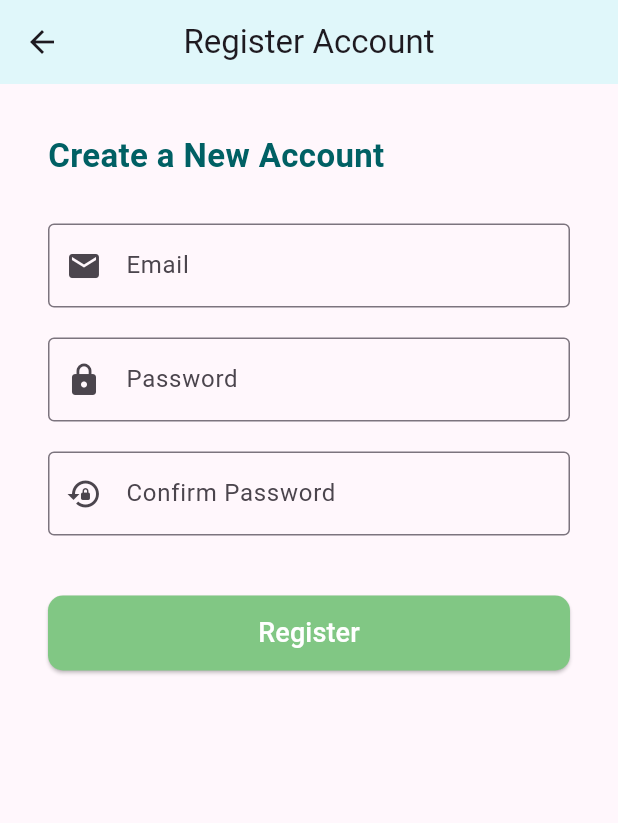
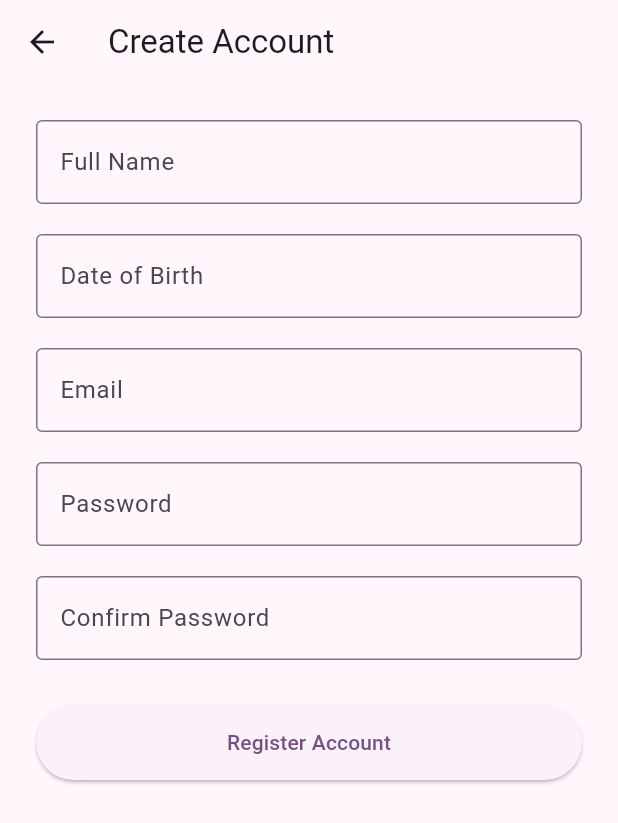
Before and after one commit to nipuni-Gurusinghe/NephroMind-Mobile-application, a Flutter app: the RegistrationScreen screen opened by its route, on a phone screen of 412 x 824 dp. Shown: the top 823 px of the screen. Run offline on Flutter 3.47's test engine with Material 3 defaults, Android fonts, the phone set to English and light mode, and no system bars; our stand-ins replace cloud_firestore, firebase_auth, firebase_core; accounts and stored records are empty.

Commit message:
Make register with DB

```diff
--- a/lib/registration_screen.dart
+++ b/lib/registration_screen.dart
@@ -1,92 +1,172 @@
 import 'package:flutter/material.dart';
+import 'package:intl/intl.dart';
+import 'package:firebase_auth/firebase_auth.dart';
+import 'package:cloud_firestore/cloud_firestore.dart';
 
-class RegistrationScreen extends StatelessWidget {
+class RegistrationScreen extends StatefulWidget {
   const RegistrationScreen({super.key});
+
+  @override
+  State<RegistrationScreen> createState() => _RegistrationScreenState();
+}
+
+class _RegistrationScreenState extends State<RegistrationScreen> {
+  final _fullNameController = TextEditingController();
+  final _emailController = TextEditingController();
+  final _passwordController = TextEditingController();
+  final _confirmPasswordController = TextEditingController();
+
+  DateTime? _selectedDate;
+  bool _loading = false;
+
+  Future<void> _selectDate(BuildContext context) async {
+    final picked = await showDatePicker(
+      context: context,
+      initialDate: DateTime(2000),
+      firstDate: DateTime(1900),
+      lastDate: DateTime.now(),
+    );
+
+    if (picked != null) {
+      setState(() => _selectedDate = picked);
+    }
+  }
+
+  /// 🔥 REGISTER AND SAVE TO FIRESTORE
+  Future<void> _handleRegistration() async {
+    final fullName = _fullNameController.text.trim();
+    final email = _emailController.text.trim();
+    final password = _passwordController.text.trim();
+    final confirmPassword = _confirmPasswordController.text.trim();
+
+    if (password != confirmPassword) {
+      ScaffoldMessenger.of(context).showSnackBar(
+        const SnackBar(content: Text("Passwords do not match!")),
+      );
+      return;
+    }
+
+    if (_selectedDate == null) {
+      ScaffoldMessenger.of(context).showSnackBar(
+        const SnackBar(content: Text("Please select your date of birth.")),
+      );
+      return;
+    }
+
+    setState(() {
+      _loading = true;
+    });
+
+    try {
+      // 1️⃣ Create user in Firebase Authentication
+      UserCredential userCredential =
+          await FirebaseAuth.instance.createUserWithEmailAndPassword(
+        email: email,
+        password: password,
+      );
+
+      String uid = userCredential.user!.uid;
+
+      // 2️⃣ Save additional data in Firestore
+      await FirebaseFirestore.instance.collection("users").doc(uid).set({
+        "fullName": fullName,
+        "email": email,
+        "dob": DateFormat('yyyy-MM-dd').format(_selectedDate!),
+        "createdAt": Timestamp.now(),
+      });
+
+      // 3️⃣ Navigate to dashboard
+      if (mounted) {
+        Navigator.pushNamedAndRemoveUntil(
+            context, '/dashboard', (route) => false);
+      }
+    } on FirebaseAuthException catch (e) {
+      ScaffoldMessenger.of(context).showSnackBar(
+        SnackBar(content: Text(e.message ?? "Registration failed")),
+      );
+    } finally {
+      setState(() {
+        _loading = false;
+      });
+    }
+  }
+
+  @override
+  void dispose() {
+    _fullNameController.dispose();
+    _emailController.dispose();
+    _passwordController.dispose();
+    _confirmPasswordController.dispose();
+    super.dispose();
+  }
 
   @override
   Widget build(BuildContext context) {
     return Scaffold(
       appBar: AppBar(
-        title: const Text('Register Account'),
-        backgroundColor: const Color(0xFFE0F7FA),
-        centerTitle: true,
+        title: const Text('Create Account'),
       ),
       body: SingleChildScrollView(
-        padding: const EdgeInsets.all(32.0),
+        padding: const EdgeInsets.all(24),
         child: Column(
-          crossAxisAlignment: CrossAxisAlignment.start,
-          children: <Widget>[
-            const Text(
-              'Create a New Account',
-              style: TextStyle(
-                fontSize: 22,
-                fontWeight: FontWeight.bold,
-                color: Color(0xFF006064),
+          children: [
+            TextField(
+              controller: _fullNameController,
+              decoration: const InputDecoration(
+                  labelText: "Full Name", border: OutlineInputBorder()),
+            ),
+            const SizedBox(height: 20),
+
+            /// DOB
+            TextFormField(
+              readOnly: true,
+              controller: TextEditingController(
+                text: _selectedDate == null
+                    ? ""
+                    : DateFormat("MM/dd/yyyy").format(_selectedDate!),
               ),
+              decoration: const InputDecoration(
+                labelText: "Date of Birth",
+                border: OutlineInputBorder(),
+              ),
+              onTap: () => _selectDate(context),
+            ),
+            const SizedBox(height: 20),
+
+            TextField(
+              controller: _emailController,
+              decoration: const InputDecoration(
+                  labelText: "Email", border: OutlineInputBorder()),
+            ),
+            const SizedBox(height: 20),
+
+            TextField(
+              controller: _passwordController,
+              obscureText: true,
+              decoration: const InputDecoration(
+                  labelText: "Password", border: OutlineInputBorder()),
+            ),
+            const SizedBox(height: 20),
+
+            TextField(
+              controller: _confirmPasswordController,
+              obscureText: true,
+              decoration: const InputDecoration(
+                  labelText: "Confirm Password",
+                  border: OutlineInputBorder()),
             ),
             const SizedBox(height: 30),
 
-            // Email Field
-            const TextField(
-              keyboardType: TextInputType.emailAddress,
-              decoration: InputDecoration(
-                labelText: 'Email',
-                border: OutlineInputBorder(),
-                prefixIcon: Icon(Icons.email),
-              ),
-            ),
-            const SizedBox(height: 20),
-
-            // Password Field
-            const TextField(
-              obscureText: true,
-              decoration: InputDecoration(
-                labelText: 'Password',
-                border: OutlineInputBorder(),
-                prefixIcon: Icon(Icons.lock),
-              ),
-            ),
-            const SizedBox(height: 20),
-
-            // Confirm Password Field
-            const TextField(
-              obscureText: true,
-              decoration: InputDecoration(
-                labelText: 'Confirm Password',
-                border: OutlineInputBorder(),
-                prefixIcon: Icon(Icons.lock_reset),
-              ),
-            ),
-            const SizedBox(height: 40),
-
-            // Register Button
             SizedBox(
               width: double.infinity,
               height: 50,
               child: ElevatedButton(
-                onPressed: () {
-                  // --- UPDATED NAVIGATION LOGIC HERE ---
-                  // After successful registration, navigate to the dashboard
-                  // and remove all previous routes so the user cannot press back
-                  // to the registration or welcome screen.
-                  Navigator.pushNamedAndRemoveUntil(
-                    context,
-                    '/dashboard',
-                    (Route<dynamic> route) => false // This predicate ensures all previous routes are removed
-                  );
-                },
-                style: ElevatedButton.styleFrom(
-                  backgroundColor: const Color(0xFF81C784), // Accent Green
-                  shape: RoundedRectangleBorder(
-                    borderRadius: BorderRadius.circular(10.0),
-                  ),
-                ),
-                child: const Text(
-                  'Register',
-                  style: TextStyle(fontSize: 18, color: Colors.white),
-                ),
+                onPressed: _loading ? null : _handleRegistration,
+                child: _loading
+                    ? const CircularProgressIndicator()
+                    : const Text("Register Account"),
               ),
-            ),
+            )
           ],
         ),
       ),
--- a/pubspec.yaml
+++ b/pubspec.yaml
@@ -13,6 +13,7 @@ dependencies:
 
 
   firebase_core: ^3.4.0
+  intl: ^0.18.1
 
 
   firebase_auth: ^5.1.2
```
Also changed, not shown: lib/main.dart (+8 -11 lines), pubspec.lock.
